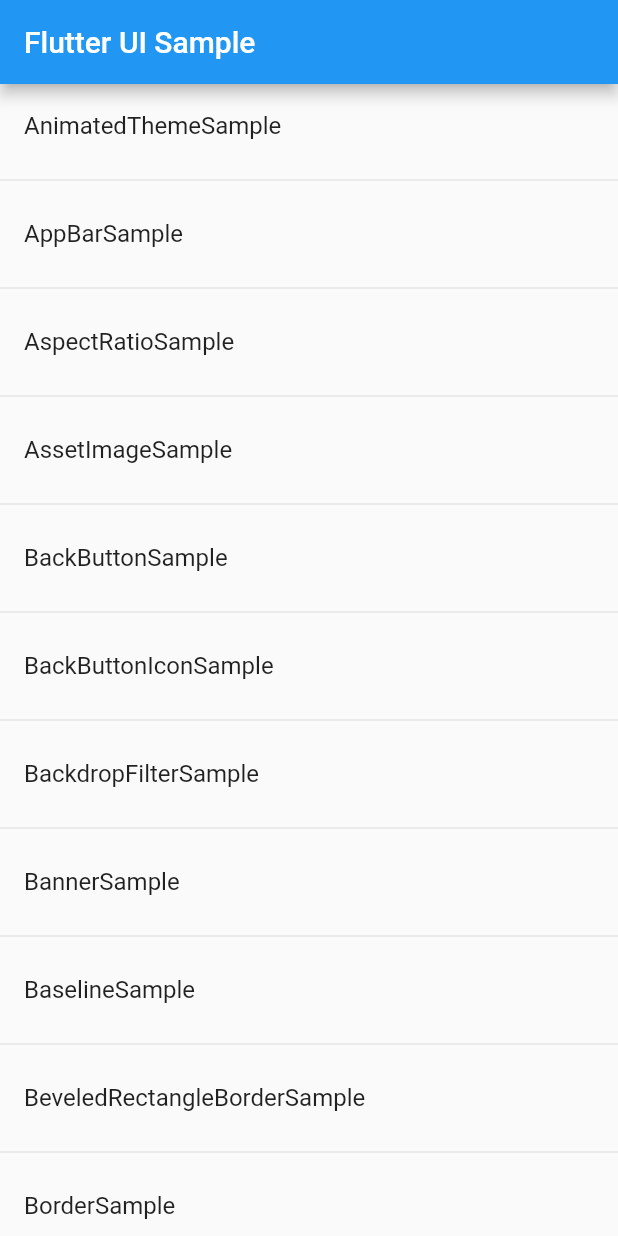
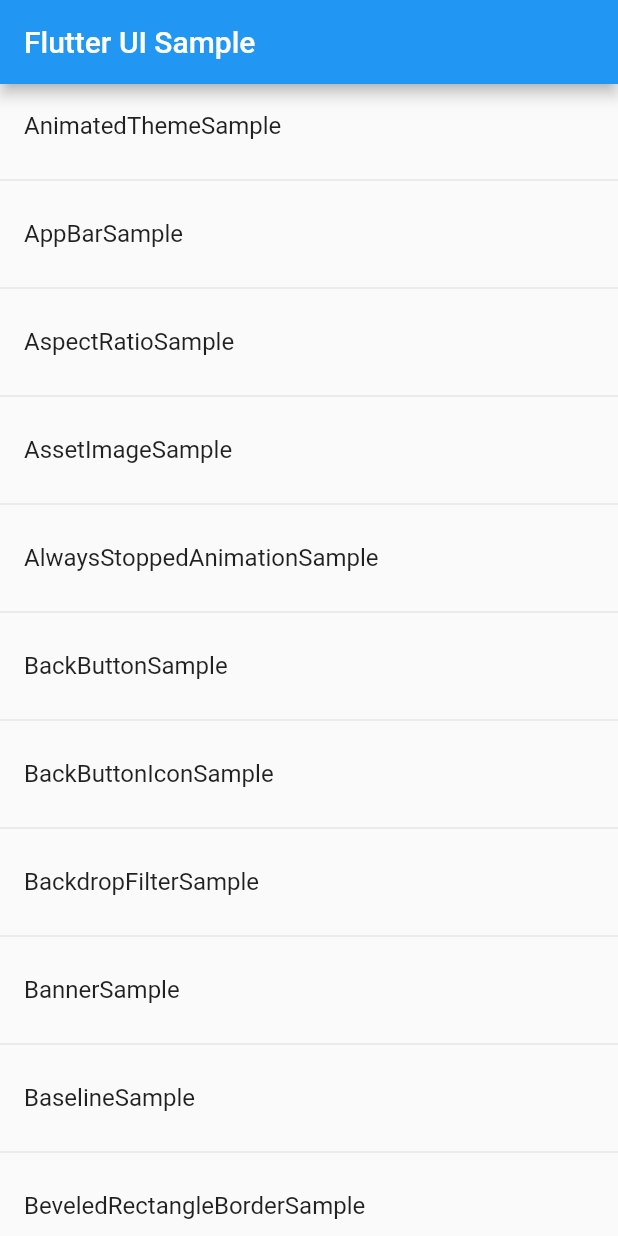
Before and after one commit to LittleMango/flutter_widget_sample, a Flutter app: the screen it shows after launch, scrolled down 1728 dp, on a phone screen of 412 x 824 dp. Run offline on Flutter 3.47's test engine with Material 2 defaults, Android fonts, the phone set to English and light mode, and no system bars.

Commit message:
增加AlwaysStoppedAnimationSample

```diff
--- a/lib/home.dart
+++ b/lib/home.dart
@@ -66,6 +66,7 @@ List<String> getSamples() {
   list.add(AppBarSample.routeName);
   list.add(AspectRatioSample.routeName);
   list.add(AssetImageSample.routeName);
+  list.add(AlwaysStoppedAnimationSample.routeName);
 
   list.add(BackButtonSample.routeName);
   list.add(BackButtonIconSample.routeName);
--- a/lib/lib.dart
+++ b/lib/lib.dart
@@ -6,6 +6,7 @@ export 'a/alertDialogSample.dart';
 export 'a/alignSample.dart';
 export 'a/alignmentSample.dart';
 export 'a/alignTransitionSample.dart';
+export 'a/alwaysStoppedAnimationSample.dart';
 export 'a/animationSample.dart';
 export 'a/animatedAlignSample.dart';
 export 'a/animatedWidgetSample.dart';
--- a/lib/main.dart
+++ b/lib/main.dart
@@ -38,6 +38,7 @@ class MyApp extends StatelessWidget {
         AppBarSample.routeName : (BuildContext context) => new AppBarSample(),
         AspectRatioSample.routeName : (BuildContext context) => new AspectRatioSample(),
         AssetImageSample.routeName : (BuildContext context) => new AssetImageSample(),
+        AlwaysStoppedAnimationSample.routeName : (BuildContext context) => new AlwaysStoppedAnimationSample(),
 
         BackButtonSample.routeName : (BuildContext context) => new BackButtonSample(),
         BackButtonIconSample.routeName : (BuildContext context) => new BackButtonIconSample(),
```
